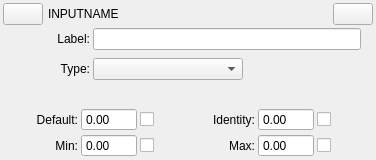
Before: the Qt Designer form examples/Qt/ISFEditor/JSONGUI/JSONGUIInputFloatWidget.ui in mrRay/VVISF-GL, drawn with Qt 5.
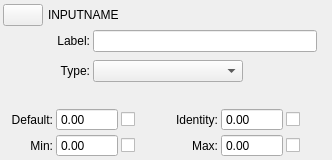
After: the same form once the commit is applied. Icons and pictures are not drawn. Custom widgets are drawn as their Qt base class.

Diff of the .ui file:
```diff
--- a/examples/Qt/ISFEditor/JSONGUI/JSONGUIInputFloatWidget.ui
+++ b/examples/Qt/ISFEditor/JSONGUI/JSONGUIInputFloatWidget.ui
@@ -6,7 +6,7 @@
    <rect>
     <x>0</x>
     <y>0</y>
-    <width>376</width>
+    <width>332</width>
     <height>160</height>
    </rect>
   </property>
@@ -31,32 +31,6 @@
    </property>
    <item>
     <layout class="QGridLayout" name="gridLayout">
-     <item row="0" column="2">
-      <widget class="QPushButton" name="pushButton_2">
-       <property name="sizePolicy">
-        <sizepolicy hsizetype="Fixed" vsizetype="Fixed">
-         <horstretch>0</horstretch>
-         <verstretch>0</verstretch>
-        </sizepolicy>
-       </property>
-       <property name="text">
-        <string/>
-       </property>
-      </widget>
-     </item>
-     <item row="0" column="0">
-      <widget class="QPushButton" name="pushButton">
-       <property name="sizePolicy">
-        <sizepolicy hsizetype="Fixed" vsizetype="Fixed">
-         <horstretch>0</horstretch>
-         <verstretch>0</verstretch>
-        </sizepolicy>
-       </property>
-       <property name="text">
-        <string/>
-       </property>
-      </widget>
-     </item>
      <item row="0" column="1">
       <widget class="QLineEdit" name="inputNameEdit">
        <property name="styleSheet">
@@ -67,6 +41,50 @@
        </property>
       </widget>
      </item>
+     <item row="0" column="0">
+      <widget class="QPushButton" name="pushButton">
+       <property name="sizePolicy">
+        <sizepolicy hsizetype="Fixed" vsizetype="Fixed">
+         <horstretch>0</horstretch>
+         <verstretch>0</verstretch>
+        </sizepolicy>
+       </property>
+       <property name="text">
+        <string/>
+       </property>
+      </widget>
+     </item>
+     <item row="0" column="2">
+      <widget class="QLabelClickable" name="deleteLabel">
+       <property name="sizePolicy">
+        <sizepolicy hsizetype="Minimum" vsizetype="Minimum">
+         <horstretch>0</horstretch>
+         <verstretch>0</verstretch>
+        </sizepolicy>
+       </property>
+       <property name="minimumSize">
+        <size>
+         <width>24</width>
+         <height>24</height>
+        </size>
+       </property>
+       <property name="maximumSize">
+        <size>
+         <width>24</width>
+         <height>24</height>
+        </size>
+       </property>
+       <property name="text">
+        <string/>
+       </property>
+       <property name="pixmap">
+        <pixmap resource="../resources.qrc">:/resources/JSONDeleteButtonImage.png</pixmap>
+       </property>
+       <property name="scaledContents">
+        <bool>true</bool>
+       </property>
+      </widget>
+     </item>
     </layout>
    </item>
    <item>
@@ -146,6 +164,18 @@
      </property>
      <item row="0" column="2">
       <widget class="QCheckBox" name="defaultCBox">
+       <property name="sizePolicy">
+        <sizepolicy hsizetype="Preferred" vsizetype="Fixed">
+         <horstretch>0</horstretch>
+         <verstretch>0</verstretch>
+        </sizepolicy>
+       </property>
+       <property name="minimumSize">
+        <size>
+         <width>30</width>
+         <height>0</height>
+        </size>
+       </property>
        <property name="text">
         <string/>
        </property>
@@ -161,7 +191,7 @@
        </property>
        <property name="minimumSize">
         <size>
-         <width>75</width>
+         <width>50</width>
          <height>0</height>
         </size>
        </property>
@@ -181,6 +211,12 @@
          <verstretch>0</verstretch>
         </sizepolicy>
        </property>
+       <property name="minimumSize">
+        <size>
+         <width>50</width>
+         <height>0</height>
+        </size>
+       </property>
        <property name="text">
         <string>Identity:</string>
        </property>
@@ -191,6 +227,18 @@
      </item>
      <item row="0" column="5">
       <widget class="QCheckBox" name="identityCBox">
+       <property name="sizePolicy">
+        <sizepolicy hsizetype="Preferred" vsizetype="Fixed">
+         <horstretch>0</horstretch>
+         <verstretch>0</verstretch>
+        </sizepolicy>
+       </property>
+       <property name="minimumSize">
+        <size>
+         <width>30</width>
+         <height>0</height>
+        </size>
+       </property>
        <property name="text">
         <string/>
        </property>
@@ -206,7 +254,7 @@
        </property>
        <property name="minimumSize">
         <size>
-         <width>75</width>
+         <width>50</width>
          <height>0</height>
         </size>
        </property>
@@ -220,6 +268,18 @@
      </item>
      <item row="1" column="2">
       <widget class="QCheckBox" name="minCBox">
+       <property name="sizePolicy">
+        <sizepolicy hsizetype="Preferred" vsizetype="Fixed">
+         <horstretch>0</horstretch>
+         <verstretch>0</verstretch>
+        </sizepolicy>
+       </property>
+       <property name="minimumSize">
+        <size>
+         <width>30</width>
+         <height>0</height>
+        </size>
+       </property>
        <property name="text">
         <string/>
        </property>
@@ -233,6 +293,12 @@
          <verstretch>0</verstretch>
         </sizepolicy>
        </property>
+       <property name="minimumSize">
+        <size>
+         <width>50</width>
+         <height>0</height>
+        </size>
+       </property>
        <property name="text">
         <string>Max:</string>
        </property>
@@ -243,6 +309,18 @@
      </item>
      <item row="1" column="5">
       <widget class="QCheckBox" name="maxCBox">
+       <property name="sizePolicy">
+        <sizepolicy hsizetype="Preferred" vsizetype="Fixed">
+         <horstretch>0</horstretch>
+         <verstretch>0</verstretch>
+        </sizepolicy>
+       </property>
+       <property name="minimumSize">
+        <size>
+         <width>30</width>
+         <height>0</height>
+        </size>
+       </property>
        <property name="text">
         <string/>
        </property>
@@ -250,6 +328,12 @@
      </item>
      <item row="0" column="1">
       <widget class="QDoubleSpinBox" name="defaultSBox">
+       <property name="minimumSize">
+        <size>
+         <width>62</width>
+         <height>0</height>
+        </size>
+       </property>
        <property name="buttonSymbols">
         <enum>QAbstractSpinBox::NoButtons</enum>
        </property>
@@ -257,6 +341,12 @@
      </item>
      <item row="1" column="1">
       <widget class="QDoubleSpinBox" name="minSBox">
+       <property name="minimumSize">
+        <size>
+         <width>62</width>
+         <height>0</height>
+        </size>
+       </property>
        <property name="buttonSymbols">
         <enum>QAbstractSpinBox::NoButtons</enum>
        </property>
@@ -264,6 +354,12 @@
      </item>
      <item row="0" column="4">
       <widget class="QDoubleSpinBox" name="identitySBox">
+       <property name="minimumSize">
+        <size>
+         <width>62</width>
+         <height>0</height>
+        </size>
+       </property>
        <property name="buttonSymbols">
         <enum>QAbstractSpinBox::NoButtons</enum>
        </property>
@@ -271,6 +367,12 @@
      </item>
      <item row="1" column="4">
       <widget class="QDoubleSpinBox" name="maxSBox">
+       <property name="minimumSize">
+        <size>
+         <width>62</width>
+         <height>0</height>
+        </size>
+       </property>
        <property name="buttonSymbols">
         <enum>QAbstractSpinBox::NoButtons</enum>
        </property>
@@ -280,6 +382,15 @@
    </item>
   </layout>
  </widget>
- <resources/>
+ <customwidgets>
+  <customwidget>
+   <class>QLabelClickable</class>
+   <extends>QLabel</extends>
+   <header>QLabelClickable.h</header>
+  </customwidget>
+ </customwidgets>
+ <resources>
+  <include location="../resources.qrc"/>
+ </resources>
  <connections/>
 </ui>
```
